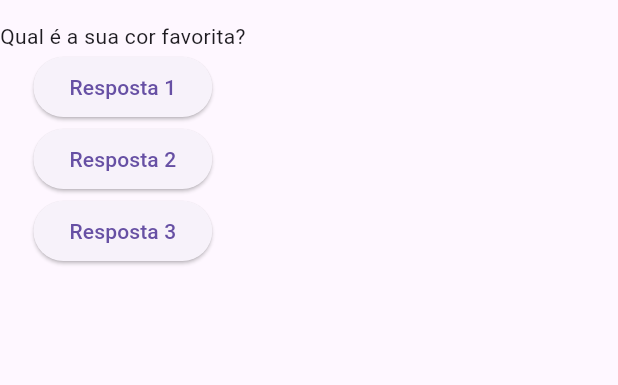
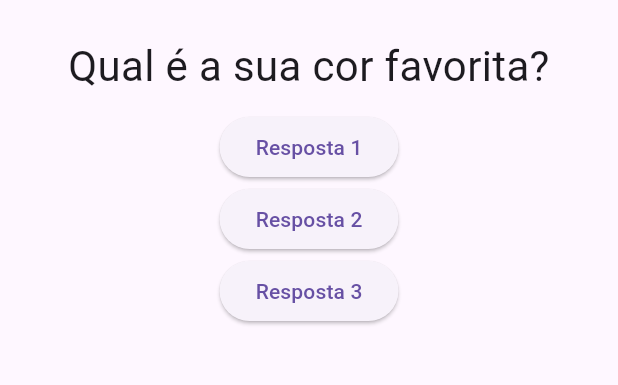
Before and after one commit to Nedsonjr10/Flutter-Project, a Flutter app: the screen it shows after launch, on a phone screen of 412 x 824 dp, the part 63-448 px from its top. Run offline on Flutter 3.47's test engine with Material 3 defaults, Android fonts, the phone set to English and light mode, and no system bars.

Commit message:
Updating questao

```diff
--- a/lib/questao.dart
+++ b/lib/questao.dart
@@ -1,12 +1,20 @@
 import 'package:flutter/material.dart';
 
 class Questao extends StatelessWidget {
-  const Questao( this.texto,{super.key});
+  final String texto;
 
-  final String texto;
+  const Questao(this.texto, {super.key});
 
   @override
   Widget build(BuildContext context) {
-    return Text(texto);
+    return Container(
+      width: double.infinity,
+      margin: const EdgeInsets.all(10),
+      child: Text(
+        texto,
+        style: const TextStyle(fontSize: 28),
+        textAlign: TextAlign.center,
+      ),
+    );
   }
 }
```
